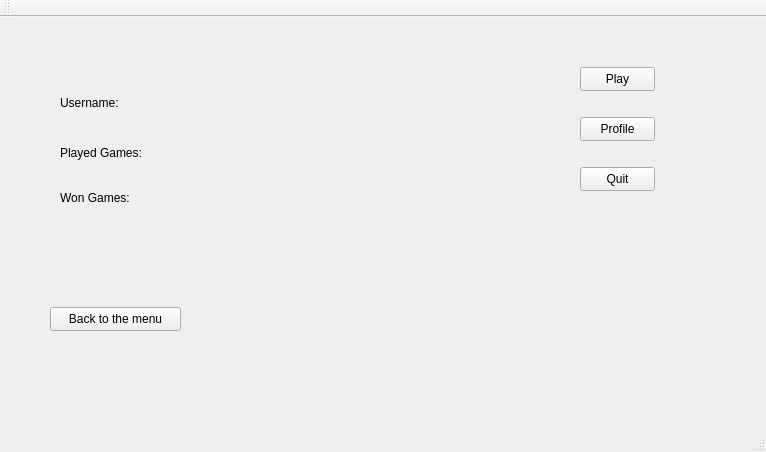
This is Triviador/Triviador/Triviador.ui in AndreiAndreea/TriviadorMCpp as Qt 5 draws it before an edit. The edited form follows.
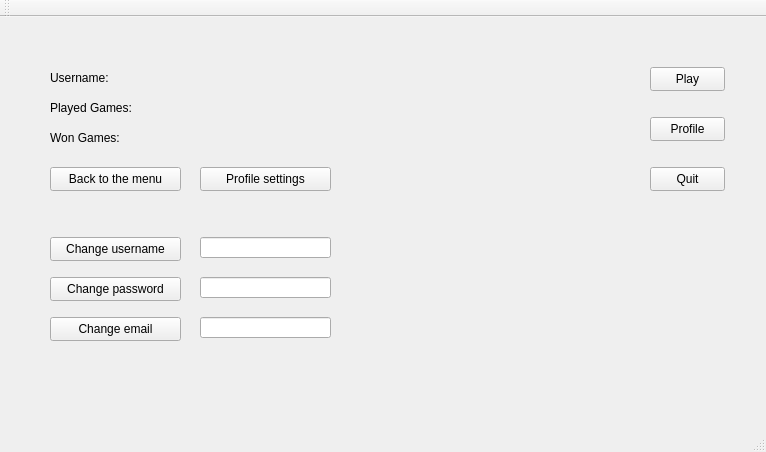
This is the edited form.

Commit message: Added button 'Profile settings' in Triviador class to redirect the user to a data modification widget. Added in profile settings widget 'Change username', 'Change password', 'Change email' buttons that when clicked display line edits which will be used to change the users data (functionalities not yet implemented).

Patch:
```diff
--- a/Triviador/Triviador/Triviador.ui
+++ b/Triviador/Triviador/Triviador.ui
@@ -17,10 +17,10 @@
    <widget class="QWidget" name="menuWidget" native="true">
     <property name="geometry">
      <rect>
-      <x>510</x>
+      <x>580</x>
       <y>10</y>
-      <width>221</width>
-      <height>241</height>
+      <width>171</width>
+      <height>191</height>
      </rect>
     </property>
     <widget class="QPushButton" name="quitPushButton">
@@ -66,10 +66,10 @@
    <widget class="QWidget" name="profileWidget" native="true">
     <property name="geometry">
      <rect>
-      <x>30</x>
-      <y>30</y>
-      <width>421</width>
-      <height>301</height>
+      <x>20</x>
+      <y>10</y>
+      <width>341</width>
+      <height>181</height>
      </rect>
     </property>
     <widget class="QLabel" name="profileUsernameLabel">
@@ -78,7 +78,7 @@
        <x>30</x>
        <y>40</y>
        <width>101</width>
-       <height>31</height>
+       <height>21</height>
       </rect>
      </property>
      <property name="text">
@@ -88,8 +88,8 @@
     <widget class="QPushButton" name="backToMenuPushButton">
      <property name="geometry">
       <rect>
-       <x>20</x>
-       <y>260</y>
+       <x>30</x>
+       <y>140</y>
        <width>131</width>
        <height>24</height>
       </rect>
@@ -102,9 +102,9 @@
      <property name="geometry">
       <rect>
        <x>30</x>
-       <y>90</y>
+       <y>70</y>
        <width>121</width>
-       <height>31</height>
+       <height>21</height>
       </rect>
      </property>
      <property name="text">
@@ -115,7 +115,7 @@
      <property name="geometry">
       <rect>
        <x>30</x>
-       <y>140</y>
+       <y>100</y>
        <width>81</width>
        <height>21</height>
       </rect>
@@ -124,6 +124,98 @@
       <string>Won Games:</string>
      </property>
     </widget>
+    <widget class="QPushButton" name="profileSettingsPushButton">
+     <property name="geometry">
+      <rect>
+       <x>180</x>
+       <y>140</y>
+       <width>131</width>
+       <height>24</height>
+      </rect>
+     </property>
+     <property name="text">
+      <string>Profile settings</string>
+     </property>
+    </widget>
+   </widget>
+   <widget class="QWidget" name="profileSettingsWidget" native="true">
+    <property name="geometry">
+     <rect>
+      <x>20</x>
+      <y>210</y>
+      <width>341</width>
+      <height>161</height>
+     </rect>
+    </property>
+    <widget class="QPushButton" name="changeUsernamePushButton">
+     <property name="geometry">
+      <rect>
+       <x>30</x>
+       <y>10</y>
+       <width>131</width>
+       <height>24</height>
+      </rect>
+     </property>
+     <property name="text">
+      <string>Change username</string>
+     </property>
+    </widget>
+    <widget class="QLineEdit" name="changeUsernameLineEdit">
+     <property name="geometry">
+      <rect>
+       <x>180</x>
+       <y>10</y>
+       <width>131</width>
+       <height>21</height>
+      </rect>
+     </property>
+    </widget>
+    <widget class="QLineEdit" name="changePasswordLineEdit">
+     <property name="geometry">
+      <rect>
+       <x>180</x>
+       <y>50</y>
+       <width>131</width>
+       <height>21</height>
+      </rect>
+     </property>
+    </widget>
+    <widget class="QLineEdit" name="changeEmailLineEdit">
+     <property name="geometry">
+      <rect>
+       <x>180</x>
+       <y>90</y>
+       <width>131</width>
+       <height>21</height>
+      </rect>
+     </property>
+    </widget>
+    <widget class="QPushButton" name="changePasswordPushButton">
+     <property name="geometry">
+      <rect>
+       <x>30</x>
+       <y>50</y>
+       <width>131</width>
+       <height>24</height>
+      </rect>
+     </property>
+     <property name="text">
+      <string>Change password</string>
+     </property>
+    </widget>
+    <widget class="QPushButton" name="changeEmailPushButton">
+     <property name="geometry">
+      <rect>
+       <x>30</x>
+       <y>90</y>
+       <width>131</width>
+       <height>24</height>
+      </rect>
+     </property>
+     <property name="text">
+      <string>Change email</string>
+     </property>
+    </widget>
    </widget>
   </widget>
   <widget class="QMenuBar" name="menuBar">
```
Left out of the diff: 2 changed lines with no effect on the pictures. The commit also changes 4 other files.
